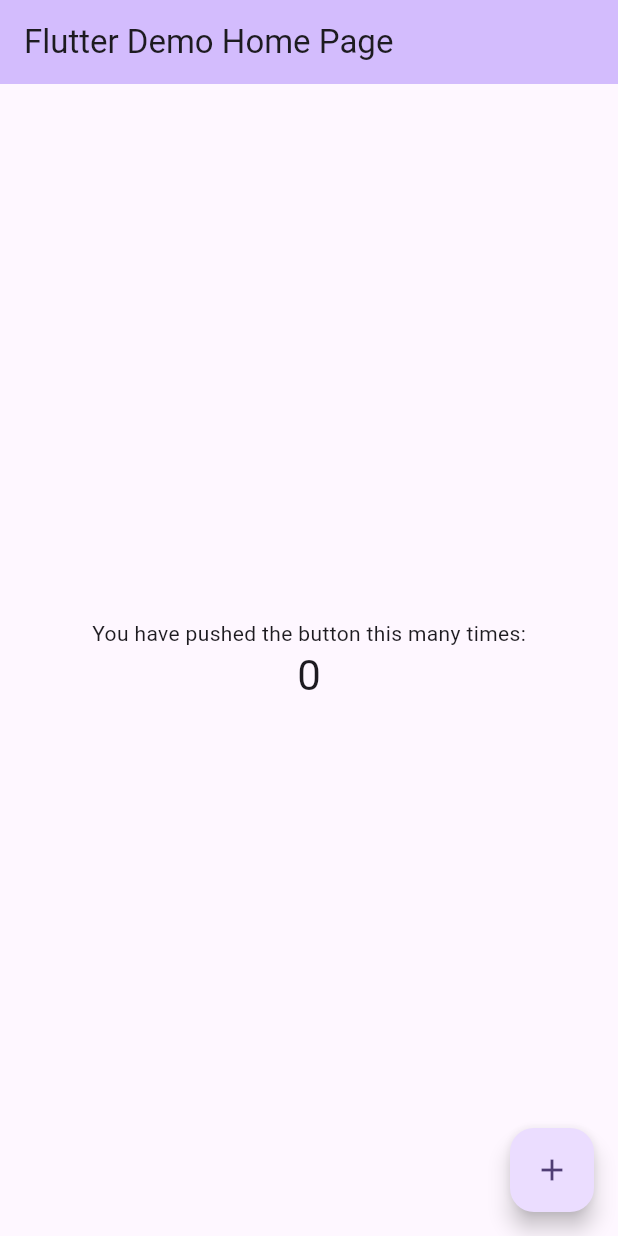
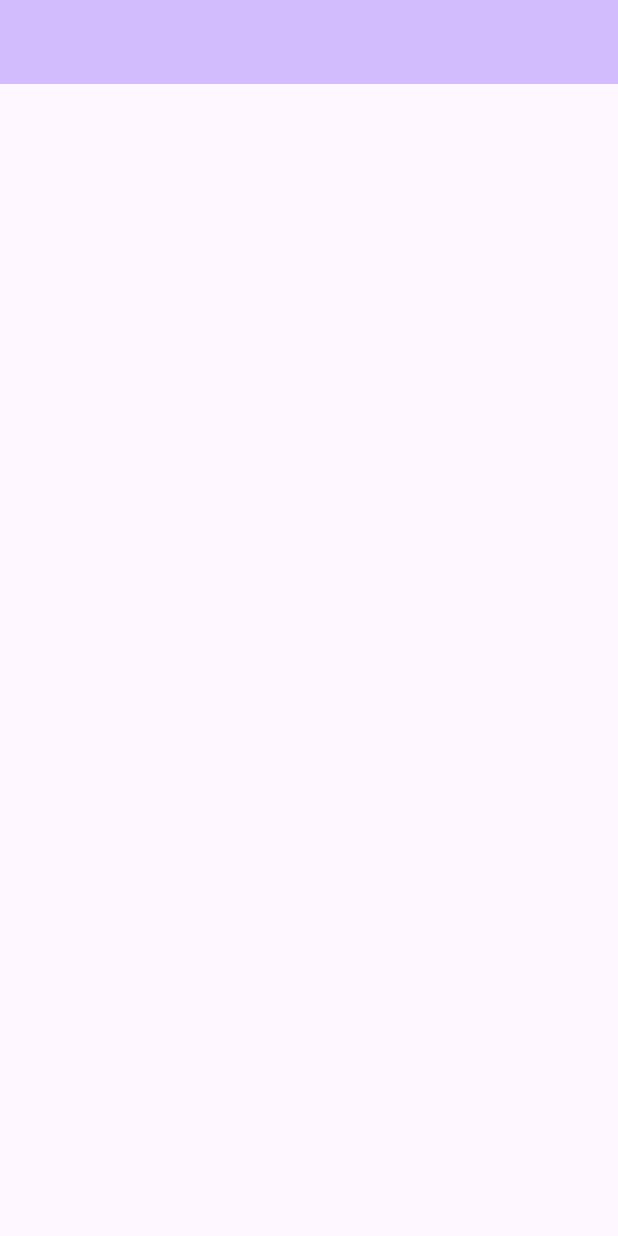
Before and after one commit to HenokMekuanint/shortPoint_assessment, a Flutter app: the screen it shows after launch, on a phone screen of 412 x 824 dp. Run offline on Flutter 3.47's test engine with Material 2 defaults, Android fonts, the light colour scheme and no system bars.

Commit message:
initial project

```diff
--- /dev/null
+++ b/short_point/lib/feature/todo/presentation/todo_main_page.dart
@@ -0,0 +1,39 @@
+import 'package:flutter/material.dart';
+
+class MyHomePage extends StatefulWidget {
+   MyHomePage({super.key});
+
+
+
+
+  @override
+  State<MyHomePage> createState() => _MyHomePageState();
+}
+
+class _MyHomePageState extends State<MyHomePage> {
+
+
+  @override
+  Widget build(BuildContext context) {
+
+    return Scaffold(
+      appBar: AppBar(
+
+        backgroundColor: Theme.of(context).colorScheme.inversePrimary,
+
+        title: Text(""),
+      ),
+      body: Center(
+
+        child: Column(
+
+          mainAxisAlignment: MainAxisAlignment.center,
+          children: <Widget>[
+
+          ],
+        ),
+      ),
+
+    );
+  }
+}
--- a/short_point/lib/main.dart
+++ b/short_point/lib/main.dart
@@ -1,4 +1,5 @@
 import 'package:flutter/material.dart';
+import 'package:short_point/feature/todo/presentation/todo_main_page.dart';
 
 void main() {
   runApp(const MyApp());
@@ -17,63 +18,7 @@ class MyApp extends StatelessWidget {
         colorScheme: ColorScheme.fromSeed(seedColor: Colors.deepPurple),
         useMaterial3: true,
       ),
-      home: const MyHomePage(title: 'Flutter Demo Home Page'),
+      home:  MyHomePage(),
     );
   }
 }
-
-class MyHomePage extends StatefulWidget {
-  const MyHomePage({super.key, required this.title});
-
-
-
-  final String title;
-
-  @override
-  State<MyHomePage> createState() => _MyHomePageState();
-}
-
-class _MyHomePageState extends State<MyHomePage> {
-  int _counter = 0;
-
-  void _incrementCounter() {
-    setState(() {
-
-      _counter++;
-    });
-  }
-
-  @override
-  Widget build(BuildContext context) {
-
-    return Scaffold(
-      appBar: AppBar(
-
-        backgroundColor: Theme.of(context).colorScheme.inversePrimary,
-
-        title: Text(widget.title),
-      ),
-      body: Center(
-
-        child: Column(
-
-          mainAxisAlignment: MainAxisAlignment.center,
-          children: <Widget>[
-            const Text(
-              'You have pushed the button this many times:',
-            ),
-            Text(
-              '$_counter',
-              style: Theme.of(context).textTheme.headlineMedium,
-            ),
-          ],
-        ),
-      ),
-      floatingActionButton: FloatingActionButton(
-        onPressed: _incrementCounter,
-        tooltip: 'Increment',
-        child: const Icon(Icons.add),
-      ),
-    );
-  }
-}
```
Also changed, not shown: 4 other files.
